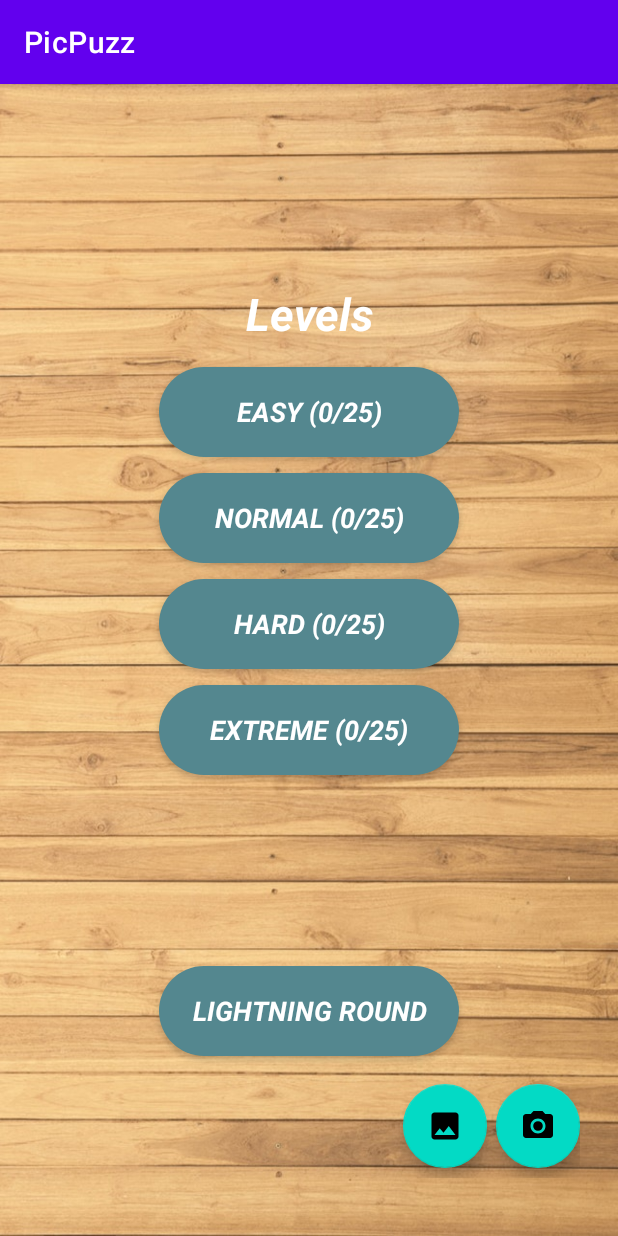
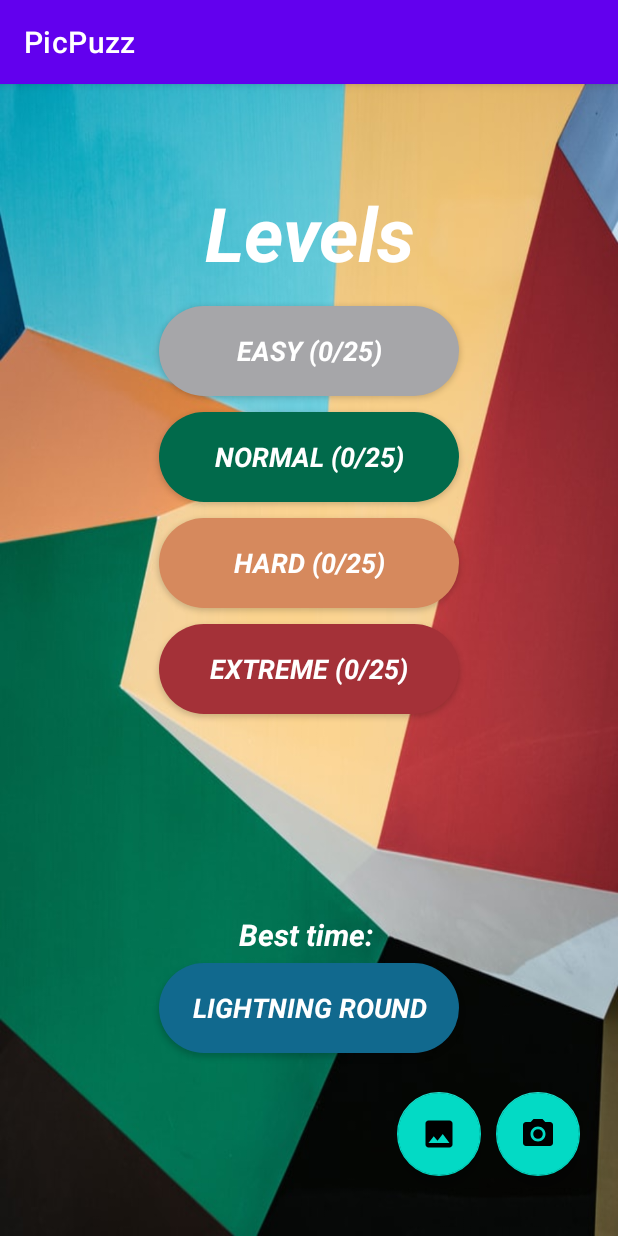
Before and after one commit to nati888/PicPuzz, an Android app: the screen it shows after launch (MainActivity), on a phone screen of 412 x 824 dp. Run offline under Robolectric (Android 15) with nearby library versions, the light colour scheme and no system bars.

Commit message:
a few small changes

```diff
--- a/app/build.gradle
+++ b/app/build.gradle
@@ -7,7 +7,7 @@ android {
     buildToolsVersion "30.0.2"
 
     defaultConfig {
-        applicationId "il.ac.hit.pazell"
+        applicationId "il.ac.hit.picpuzz"
         minSdkVersion 23
         targetSdkVersion 23
         versionCode 1
--- a/app/src/main/AndroidManifest.xml
+++ b/app/src/main/AndroidManifest.xml
@@ -10,7 +10,7 @@
         android:label="@string/app_name"
         android:roundIcon="@mipmap/ic_launcher_round"
         android:supportsRtl="true"
-        android:theme="@style/Theme.Pazell">
+        android:theme="@style/Theme.PicPuzz">
         <activity android:name=".MainActivity"></activity>
         <activity
             android:name=".SplashActivity"
--- a/app/src/main/java/il/ac/hit/picpuzz/ImageAdapter.java
+++ b/app/src/main/java/il/ac/hit/picpuzz/ImageAdapter.java
@@ -18,10 +18,10 @@ import java.io.InputStream;
 import java.util.Arrays;
 
 public class ImageAdapter extends BaseAdapter {
-    private Context mContext;
-    private AssetManager am;
+    private final Context mContext;
+    private final AssetManager am;
     private String[] files;
-    SharedPreferences prefs;
+    private final SharedPreferences prefs;
 
     public ImageAdapter(Context c, int min, int max) {
         mContext = c;
--- a/app/src/main/java/il/ac/hit/picpuzz/MainActivity.java
+++ b/app/src/main/java/il/ac/hit/picpuzz/MainActivity.java
@@ -16,7 +16,6 @@ import android.net.Uri;
 import android.os.Bundle;
 import android.os.Environment;
 import android.provider.MediaStore;
-import android.util.Log;
 import android.view.View;
 import android.widget.Button;
 import android.widget.TextView;
@@ -28,7 +27,6 @@ import java.text.SimpleDateFormat;
 import java.util.Arrays;
 import java.util.Date;
 import java.util.Locale;
-import java.util.Map;
 import java.util.Random;
 
 public class MainActivity extends AppCompatActivity {
@@ -46,7 +44,7 @@ public class MainActivity extends AppCompatActivity {
     private static final int REQUEST_PERMISSION_READ_EXTERNAL_STORAGE = 3;
     private static final int REQUEST_IMAGE_GALLERY = 4;
 
-    SharedPreferences prefs;
+    private SharedPreferences prefs;
 
     @Override
     protected void onCreate(Bundle savedInstanceState) {
@@ -79,7 +77,6 @@ public class MainActivity extends AppCompatActivity {
                     Intent intent = new Intent(getApplicationContext(), PuzzleActivity.class);
                     String[] files = am.list("img");
                     files = Arrays.copyOfRange(files, randImg, randImg+1);
-                    Log.d("MY_APP", files + "");
 
                     intent.putExtra("assetName", files[0]);
                     intent.putExtra("pieces", 20);
@@ -109,18 +106,18 @@ public class MainActivity extends AppCompatActivity {
 
         for(int i = 1; i < 101; i++) {
             if(i < 10)
-                currentFile = "00" + i + ".jpg"; //"001.jpg"
+                currentFile = "00" + i + ".jpg";
             else
                 currentFile = "0" + i + ".jpg";
 
             if(prefs.getBoolean(currentFile, false)) {
-                if(i >= 1 && i <= 25)
+                if(i <= 25)
                     easy++;
                 else if(i >= 26 && i <= 50)
                     normal++;
                 else if(i >= 51 && i <= 75)
                     hard++;
-                else if(i >= 76 && i <= 100)
+                else if(i >= 76)
                     extreme++;
             }
         }
@@ -131,7 +128,7 @@ public class MainActivity extends AppCompatActivity {
         b_extreme.setText(getResources().getText(R.string.level_extreme) + " ("+ extreme + "/25)");
 
         if(prefs.getString("highscore", "") != "") {
-            highscore.setText("Best time: " + prefs.getString("highscore", ""));
+            highscore.setText(getResources().getText(R.string.lightning_highscore) + prefs.getString("highscore", ""));
         }
     }
 
--- a/app/src/main/java/il/ac/hit/picpuzz/SplashActivity.java
+++ b/app/src/main/java/il/ac/hit/picpuzz/SplashActivity.java
@@ -1,5 +1,4 @@
 package il.ac.hit.picpuzz;
-
 
 import android.app.Activity;
 import android.content.Intent;
@@ -8,14 +7,13 @@ import android.os.Handler;
 import android.view.WindowManager;
 import android.view.animation.Animation;
 import android.view.animation.AnimationUtils;
-import android.widget.ImageView;
 import android.widget.TextView;
 
 import com.airbnb.lottie.LottieAnimationView;
 
 public class SplashActivity extends Activity {
     private int SPLASH_SCREEN = 2300;
-    private Animation topAnim, botAnim;
+    private Animation botAnim;
     private LottieAnimationView puzzAnim;
     private TextView logo;
 
@@ -25,7 +23,6 @@ public class SplashActivity extends Activity {
         getWindow().setFlags(WindowManager.LayoutParams.FLAG_FULLSCREEN, WindowManager.LayoutParams.FLAG_FULLSCREEN);
         setContentView(R.layout.activity_splash);
 
-        topAnim = AnimationUtils.loadAnimation(this, R.anim.top_animation);
         botAnim = AnimationUtils.loadAnimation(this, R.anim.bottom_animation);
         puzzAnim = findViewById(R.id.puzzle_anim);
         puzzAnim.setSpeed(2);
--- a/app/src/main/res/anim/top_animation.xml
+++ /dev/null
@@ -1,13 +0,0 @@
-<?xml version="1.0" encoding="utf-8"?>
-<set xmlns:android="http://schemas.android.com/apk/res/android">
-
-    <translate
-        android:fromXDelta="0%"
-        android:fromYDelta="-100%"
-        android:duration="1500" />
-    <alpha
-        android:fromAlpha="0.1"
-        android:toAlpha="1.0"
-        android:duration="1500" />
-
-</set>
--- a/app/src/main/res/layout/activity_grid.xml
+++ b/app/src/main/res/layout/activity_grid.xml
@@ -5,7 +5,7 @@
     android:layout_width="match_parent"
     android:layout_height="match_parent"
     tools:context=".GridActivity"
-    android:background="@drawable/wooden_background"
+    android:background="@drawable/background"
     android:layoutDirection="ltr">
 
     <GridView
--- a/app/src/main/res/layout/activity_main.xml
+++ b/app/src/main/res/layout/activity_main.xml
@@ -3,7 +3,7 @@
     xmlns:tools="http://schemas.android.com/tools"
     android:layout_width="match_parent"
     android:layout_height="match_parent"
-    android:background="@drawable/wooden_background"
+    android:background="@drawable/background"
     tools:context=".MainActivity"
     android:orientation="vertical"
     android:layoutDirection="ltr"
@@ -22,9 +22,8 @@
         android:layout_height="wrap_content"
         android:text="@string/levels"
         android:gravity="center"
-        android:layout_marginTop="100dp"
         android:layout_marginBottom="10dp"
-        android:textSize="30sp"
+        android:textSize="50sp"
         style="@style/CustomText"/>
 
         <androidx.appcompat.widget.AppCompatButton
@@ -87,15 +86,16 @@
             android:layout_height="wrap_content"
             android:gravity="center"
             android:textSize="20sp"
-            android:textColor="@color/black"
+            android:textColor="@color/white"
+            android:text="@string/lightning_highscore"
             style="@style/CustomText"
             android:id="@+id/tv_highscore"/>
 
         <androidx.appcompat.widget.AppCompatButton
             android:layout_width="200dp"
             android:layout_height="60dp"
-            android:backgroundTint="@color/easy"
-            android:layout_margin="5dp"
+            android:backgroundTint="@color/main_buttons"
+            android:layout_marginTop="5dp"
             android:textSize="18sp"
             android:text="@string/lightning_round"
             android:id="@+id/b_custom"
@@ -110,29 +110,21 @@
         android:layout_gravity="end|bottom"
         android:gravity="right"
         android:layout_marginEnd="25dp"
-        android:layout_marginBottom="25dp"
-
-
         android:orientation="horizontal"
         android:layout_weight="1"
-        android:weightSum="2"
-        >
-<!--        android:layout_marginTop="30dp"-->
+        android:weightSum="2">
 
         <com.google.android.material.floatingactionbutton.FloatingActionButton
             android:id="@+id/galleryButton"
             android:layout_width="wrap_content"
             android:layout_height="match_parent"
-
             android:clickable="true"
             android:onClick="onImageFromGalleryClick"
             android:src="@drawable/ic_baseline_image_24"
             android:tint="@android:color/white"
             android:focusable="true"
             android:layout_gravity="center"
-            android:scaleType="centerInside"
-            />
-<!--        android:layout_marginEnd="10dp"-->
+            android:scaleType="centerInside" />
 
         <com.google.android.material.floatingactionbutton.FloatingActionButton
             android:id="@+id/cameraButton"
@@ -144,8 +136,7 @@
             android:src="@drawable/ic_baseline_photo_camera_24"
             android:layout_gravity="center"
             android:scaleType="centerInside"
-            android:layout_marginLeft="6dp"
-            />
+            android:layout_marginStart="10dp" />
 
     </LinearLayout>
 
--- a/app/src/main/res/layout/activity_puzzle.xml
+++ b/app/src/main/res/layout/activity_puzzle.xml
@@ -7,7 +7,7 @@
     android:layout_height="match_parent"
     tools:context=".PuzzleActivity"
     android:id="@+id/layout"
-    android:background="@drawable/wooden_background"
+    android:background="@drawable/background"
     android:layoutDirection="ltr">
 
     <ImageView
@@ -36,7 +36,6 @@
         app:layout_constraintRight_toRightOf="parent"
         app:layout_constraintStart_toStartOf="parent"
         app:layout_constraintTop_toTopOf="parent"
-        app:srcCompat="@drawable/photo"
         android:alpha="0.0"
         android:id="@+id/imageView"/>
 
--- a/app/src/main/res/values-night/themes.xml
+++ b/app/src/main/res/values-night/themes.xml
@@ -1,6 +1,6 @@
 <resources xmlns:tools="http://schemas.android.com/tools">
     <!-- Base application theme. -->
-    <style name="Theme.Pazell" parent="Theme.MaterialComponents.DayNight.DarkActionBar">
+    <style name="Theme.PicPuzz" parent="Theme.MaterialComponents.DayNight.DarkActionBar">
         <!-- Primary brand color. -->
         <item name="colorPrimary">@color/purple_200</item>
         <item name="colorPrimaryVariant">@color/purple_700</item>
--- a/app/src/main/res/values/colors.xml
+++ b/app/src/main/res/values/colors.xml
@@ -8,8 +8,9 @@
     <color name="black">#FF000000</color>
     <color name="white">#FFFFFFFF</color>
 
-    <color name="easy">#54878f</color>
-    <color name="normal">#54878f</color>
-    <color name="hard">#54878f</color>
-    <color name="extreme">#54878f</color>
+    <color name="easy">#A6A6A9</color>
+    <color name="normal">#016A4B</color>
+    <color name="hard">#D6895D</color>
+    <color name="extreme">#A43138</color>
+    <color name="main_buttons">#11698e</color>
 </resources>
--- a/app/src/main/res/values/strings.xml
+++ b/app/src/main/res/values/strings.xml
@@ -11,9 +11,10 @@
     <string name="music_unmute">Unmute music</string>
     <string name="reset_progress">Reset progress</string>
     <string name="lightning_round">Lightning round</string>
-    <string name="free_style">Free syle</string>
+    <string name="free_style">Free style</string>
     <string name="exit_dialog_body">Are you sure you want to exit?</string>
     <string name="exit_dialog_title">Warning!</string>
     <string name="exit_dialog_yes">Yes</string>
     <string name="exit_dialog_no">No</string>
+    <string name="lightning_highscore">"Best time: "</string>
 </resources>
--- a/app/src/main/res/values/themes.xml
+++ b/app/src/main/res/values/themes.xml
@@ -1,6 +1,6 @@
 <resources xmlns:tools="http://schemas.android.com/tools">
     <!-- Base application theme. -->
-    <style name="Theme.Pazell" parent="Theme.MaterialComponents.DayNight.DarkActionBar">
+    <style name="Theme.PicPuzz" parent="Theme.MaterialComponents.DayNight.DarkActionBar">
         <!-- Primary brand color. -->
         <item name="colorPrimary">@color/purple_500</item>
         <item name="colorPrimaryVariant">@color/purple_700</item>
--- a/settings.gradle
+++ b/settings.gradle
@@ -1,2 +1,2 @@
 include ':app'
-rootProject.name = "Pazell"
+rootProject.name = "PicPuzz"
```
Also changed, not shown: app/src/main/java/il/ac/hit/picpuzz/GridActivity.java (+9 -13 lines), app/src/main/java/il/ac/hit/picpuzz/PuzzleActivity.java (+22 -13 lines), app/src/main/res/drawable-v24/photo.jpg (deleted), app/src/main/res/drawable-v24/table_background.jpg (deleted), app/src/main/res/drawable/background.jpg (added), 2 other files.
